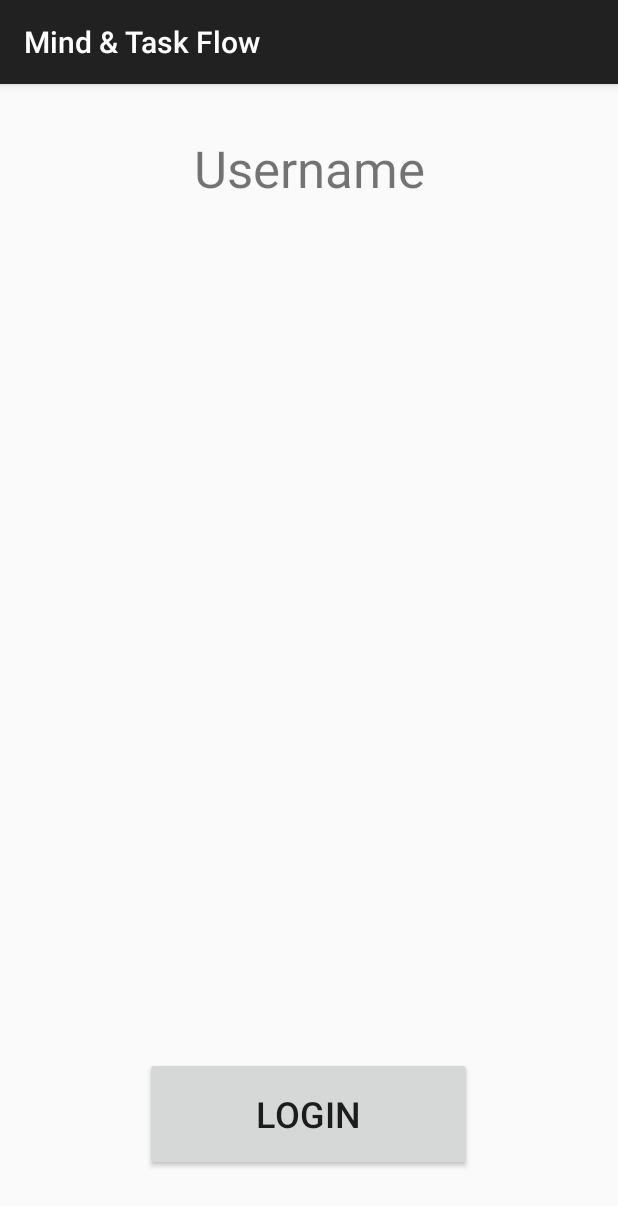
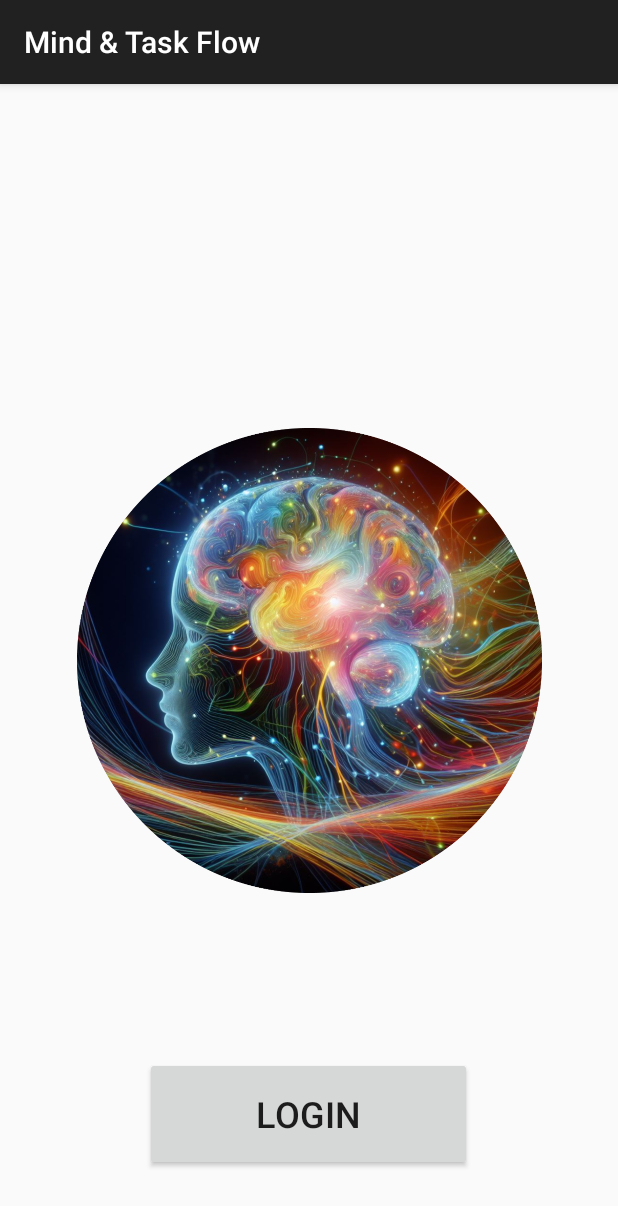
Before and after one commit to L0rdxavi97/Mind-TaskFlow, an Android app: the log_user screen opened directly, with no data from a screen before it, on a phone screen of 412 x 824 dp. Shown: the top 1206 px of the screen. Run offline under Robolectric (Android 15) with nearby library versions, the phone set to English and light mode, and no system bars; our stand-ins replace Volley; network calls fail.

Commit message:
get di and username, and change name and icon on log activity commit

```diff
--- a/ProyectoMind&TaskFlow/app/src/main/java/com/example/proyectomindtaskflow/log_user.java
+++ b/ProyectoMind&TaskFlow/app/src/main/java/com/example/proyectomindtaskflow/log_user.java
@@ -1,11 +1,14 @@
 package com.example.proyectomindtaskflow;
 
 import android.annotation.SuppressLint;
+import android.content.Context;
+import android.content.SharedPreferences;
 import android.database.Cursor;
 import android.os.Bundle;
 import android.util.Log;
 import android.view.View;
 import android.widget.Button;
+import android.widget.TextView;
 
 import androidx.activity.EdgeToEdge;
 import androidx.appcompat.app.AppCompatActivity;
@@ -14,9 +17,10 @@ import androidx.core.view.ViewCompat;
 import androidx.core.view.WindowInsetsCompat;
 
 public class log_user extends AppCompatActivity {
-
+    private static final String PREFS_NAME = "MyPrefsFile";
     public Button log;
     public ManejadorBDTablas manejadorBDTablas;
+    public TextView nombre;
     private static final String TAG = "LogActivity";
     @Override
     protected void onCreate(Bundle savedInstanceState) {
@@ -24,6 +28,8 @@ public class log_user extends AppCompatActivity {
         setContentView(R.layout.activity_log_user);
         log = findViewById(R.id.login_btn);
         manejadorBDTablas= ManejadorBDTablas.getInstance(getApplicationContext());
+        nombre=findViewById(R.id.userNamelbl);
+        nombre.setText(gettext(this,"user_name",""));
         log.setOnClickListener(new View.OnClickListener() {
             @Override
             public void onClick(View v) {
@@ -31,4 +37,9 @@ public class log_user extends AppCompatActivity {
             }
         });
     }
+
+    public static String gettext(Context context, String key, String defaultValue) {
+        SharedPreferences sharedPreferences = context.getSharedPreferences(PREFS_NAME, Context.MODE_PRIVATE);
+        return sharedPreferences.getString(key, defaultValue);
+    }
 }
--- a/ProyectoMind&TaskFlow/app/src/main/res/layout/activity_log_user.xml
+++ b/ProyectoMind&TaskFlow/app/src/main/res/layout/activity_log_user.xml
@@ -8,7 +8,7 @@
     tools:context=".log_user">
 
     <TextView
-        android:id="@+id/textView"
+        android:id="@+id/userNamelbl"
         android:layout_width="273dp"
         android:layout_height="59dp"
         android:text="Username"
@@ -32,4 +32,14 @@
         app:layout_constraintStart_toStartOf="parent"
         app:layout_constraintTop_toTopOf="parent"
         app:layout_constraintVertical_bias="0.937" />
+
+    <ImageView
+        android:id="@+id/imageView"
+        android:layout_width="310dp"
+        android:layout_height="626dp"
+        app:layout_constraintBottom_toBottomOf="parent"
+        app:layout_constraintEnd_toEndOf="parent"
+        app:layout_constraintStart_toStartOf="parent"
+        app:layout_constraintTop_toTopOf="parent"
+        app:srcCompat="@drawable/logo" />
 </androidx.constraintlayout.widget.ConstraintLayout>
```
Also changed, not shown: ProyectoMind&TaskFlow/app/src/main/java/com/example/proyectomindtaskflow/ManejadorBDTablas.java (+48 -14 lines), ProyectoMind&TaskFlow/app/src/main/java/com/example/proyectomindtaskflow/create_user_activity.java (+10 -12 lines), ProyectoMind&TaskFlow/app/src/main/res/drawable/logo.png (added).
